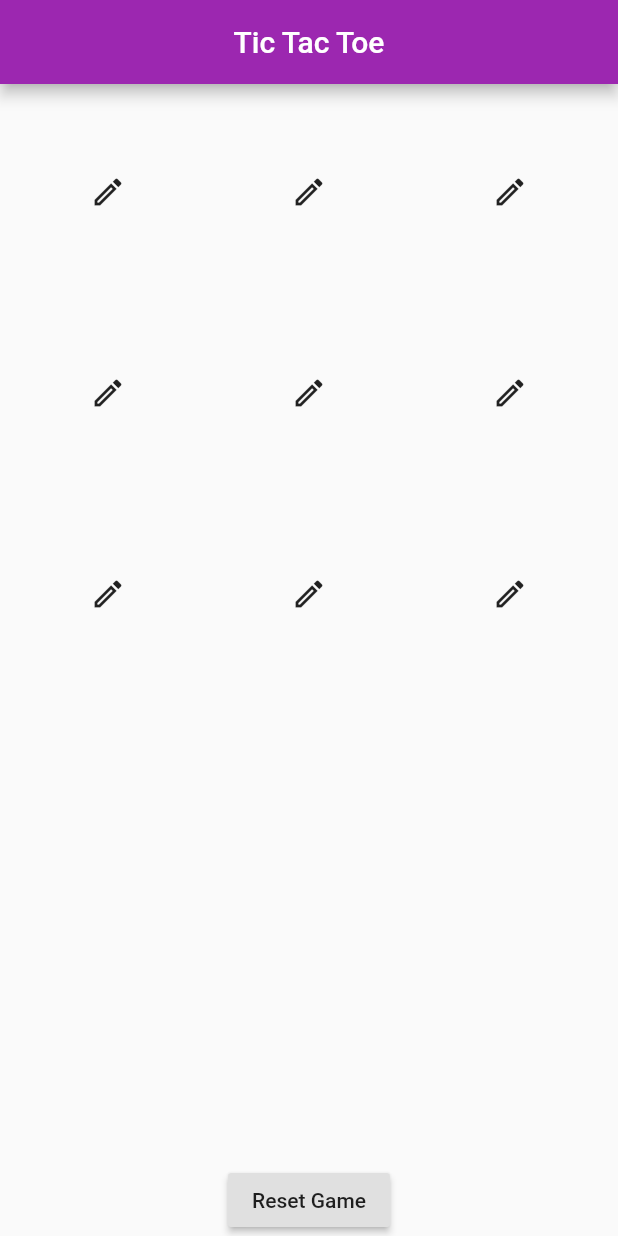
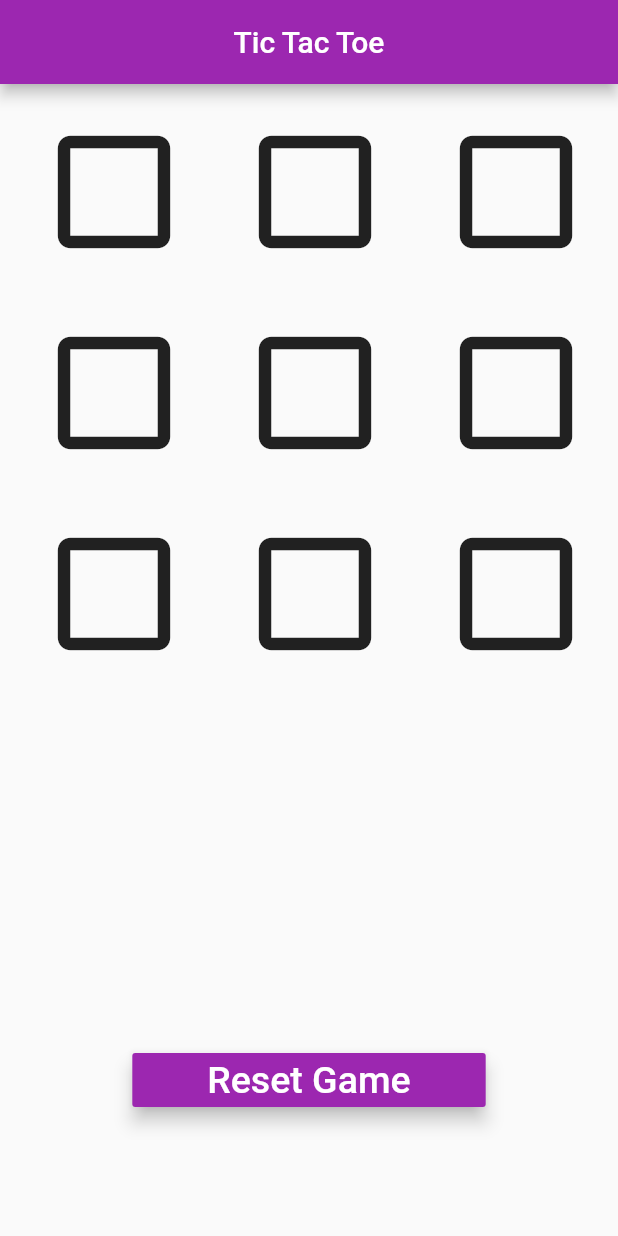
Before and after one commit to Bikashgc/tictactoe_game, a Flutter app: the screen it shows after launch, on a phone screen of 412 x 824 dp. Run offline on Flutter 3.47's test engine with Material 2 defaults, Android fonts, the phone set to English and light mode, and no system bars.

Commit message:
updated ui

```diff
--- a/lib/home_page.dart
+++ b/lib/home_page.dart
@@ -9,9 +9,17 @@ class HomePage extends StatefulWidget {
 
 class _HomePageState extends State<HomePage> {
 // to add icon image
-  var circle = Icon(Icons.circle_outlined);
-  var cross = Icon(Icons.cancel_outlined);
-  var edit = Icon(Icons.edit_outlined);
+  var circle = Icon(
+    Icons.circle_outlined,
+    color: Colors.blue,
+    size: 80,
+  );
+  var cross = Icon(
+    Icons.cancel_outlined,
+    color: Colors.red,
+    size: 80,
+  );
+  var edit = Icon(Icons.check_box_outline_blank_outlined, size: 100);
 
   bool isCross = true;
   late String message;
@@ -159,12 +167,31 @@ class _HomePageState extends State<HomePage> {
                   )),
             ),
           ),
-          Text(message),
-          RaisedButton(
-            onPressed: () {
-              resetGame();
-            },
-            child: Text("Reset Game"),
+          Text(
+            message,
+            style: TextStyle(
+              fontSize: 40,
+              fontWeight: FontWeight.bold,
+            ),
+          ),
+          SizedBox(height: 10),
+          Padding(
+            padding: const EdgeInsets.only(bottom: 80),
+            child: RaisedButton(
+              color: Colors.purple,
+              elevation: 5,
+              padding: EdgeInsets.symmetric(horizontal: 50),
+              onPressed: () {
+                resetGame();
+              },
+              child: Text(
+                "Reset Game",
+                style: TextStyle(
+                  color: Colors.white,
+                  fontSize: 25,
+                ),
+              ),
+            ),
           )
         ],
       ),
```
